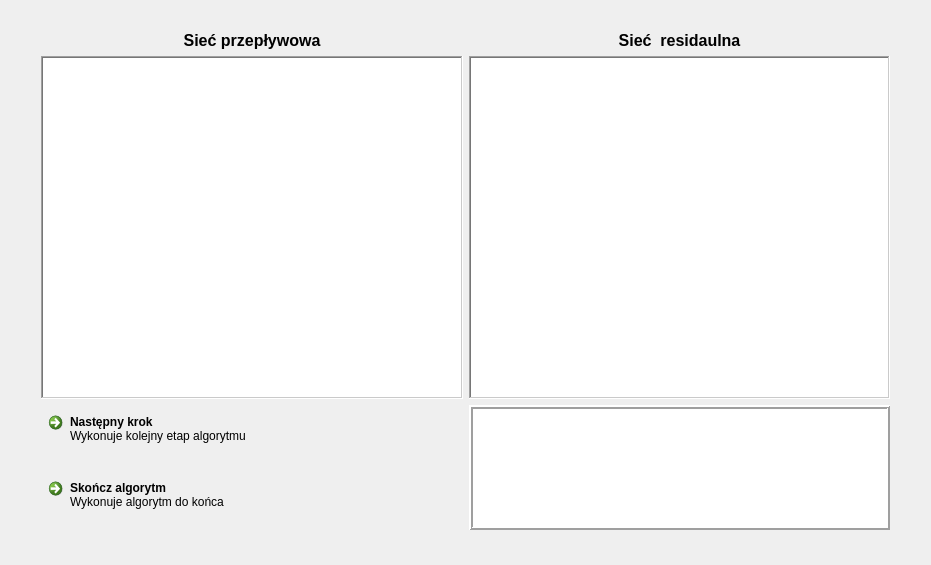
Above: MainWindow/FlowNetworkAlgorithmWindow.ui from Forczu/Visualization-of-Flow-Network-Algorithms before the change. Below: the same form after it.
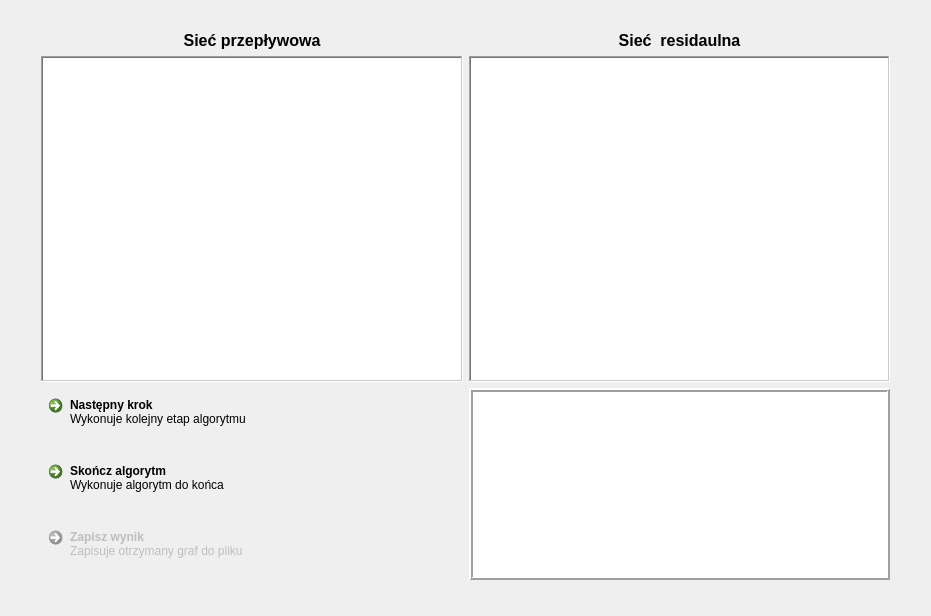
That is the form after the change. Custom widgets are drawn as their Qt base class.

The edit to the form file:
```diff
--- a/MainWindow/FlowNetworkAlgorithmWindow.ui
+++ b/MainWindow/FlowNetworkAlgorithmWindow.ui
@@ -7,7 +7,7 @@
     <x>0</x>
     <y>0</y>
     <width>931</width>
-    <height>565</height>
+    <height>616</height>
    </rect>
   </property>
   <property name="windowTitle">
@@ -19,35 +19,10 @@
      <x>30</x>
      <y>20</y>
      <width>871</width>
-     <height>521</height>
+     <height>571</height>
     </rect>
    </property>
    <layout class="QGridLayout" name="gridLayout">
-    <item row="3" column="2" rowspan="2">
-     <widget class="QTextBrowser" name="progressConsole">
-      <property name="sizePolicy">
-       <sizepolicy hsizetype="Expanding" vsizetype="Fixed">
-        <horstretch>0</horstretch>
-        <verstretch>0</verstretch>
-       </sizepolicy>
-      </property>
-      <property name="maximumSize">
-       <size>
-        <width>431</width>
-        <height>125</height>
-       </size>
-      </property>
-      <property name="frameShape">
-       <enum>QFrame::Box</enum>
-      </property>
-      <property name="frameShadow">
-       <enum>QFrame::Raised</enum>
-      </property>
-      <property name="lineWidth">
-       <number>2</number>
-      </property>
-     </widget>
-    </item>
     <item row="3" column="1">
      <widget class="QCommandLinkButton" name="nextStepButton">
       <property name="text">
@@ -140,6 +115,44 @@
       </property>
      </widget>
     </item>
+    <item row="5" column="1">
+     <widget class="QCommandLinkButton" name="saveResultButton">
+      <property name="enabled">
+       <bool>false</bool>
+      </property>
+      <property name="text">
+       <string>Zapisz wynik</string>
+      </property>
+      <property name="description">
+       <string>Zapisuje otrzymany graf do pliku</string>
+      </property>
+     </widget>
+    </item>
+    <item row="3" column="2" rowspan="3">
+     <widget class="QTextBrowser" name="progressConsole">
+      <property name="sizePolicy">
+       <sizepolicy hsizetype="Expanding" vsizetype="Fixed">
+        <horstretch>0</horstretch>
+        <verstretch>0</verstretch>
+       </sizepolicy>
+      </property>
+      <property name="maximumSize">
+       <size>
+        <width>431</width>
+        <height>999</height>
+       </size>
+      </property>
+      <property name="frameShape">
+       <enum>QFrame::Box</enum>
+      </property>
+      <property name="frameShadow">
+       <enum>QFrame::Raised</enum>
+      </property>
+      <property name="lineWidth">
+       <number>2</number>
+      </property>
+     </widget>
+    </item>
    </layout>
   </widget>
  </widget>
```
